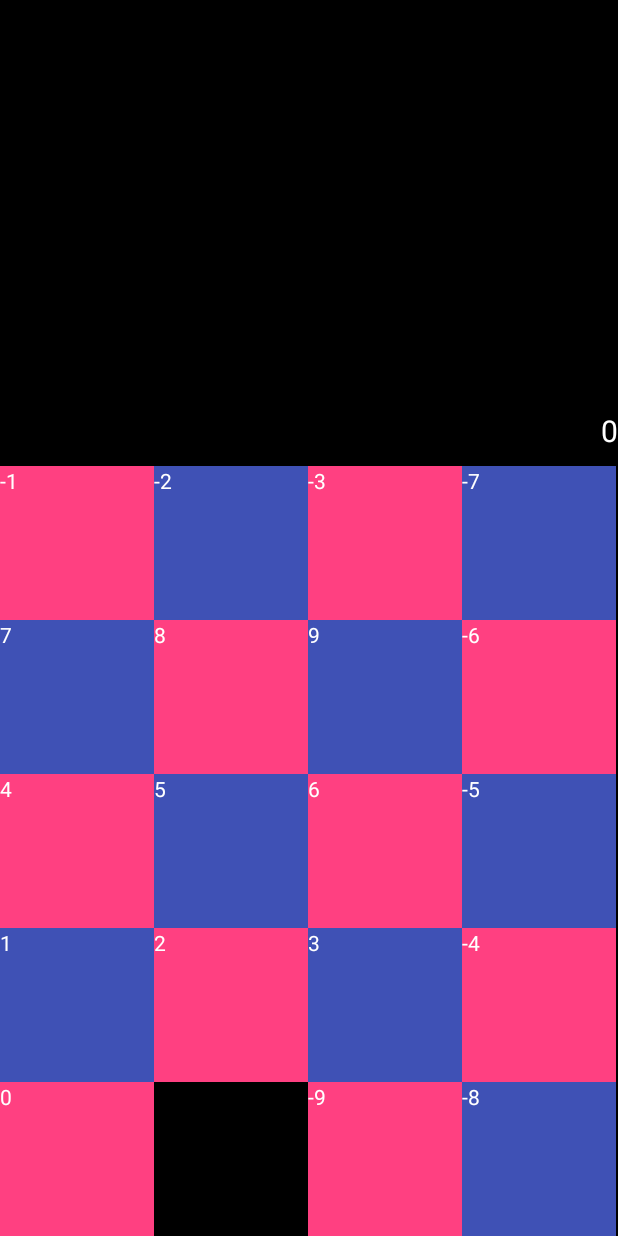
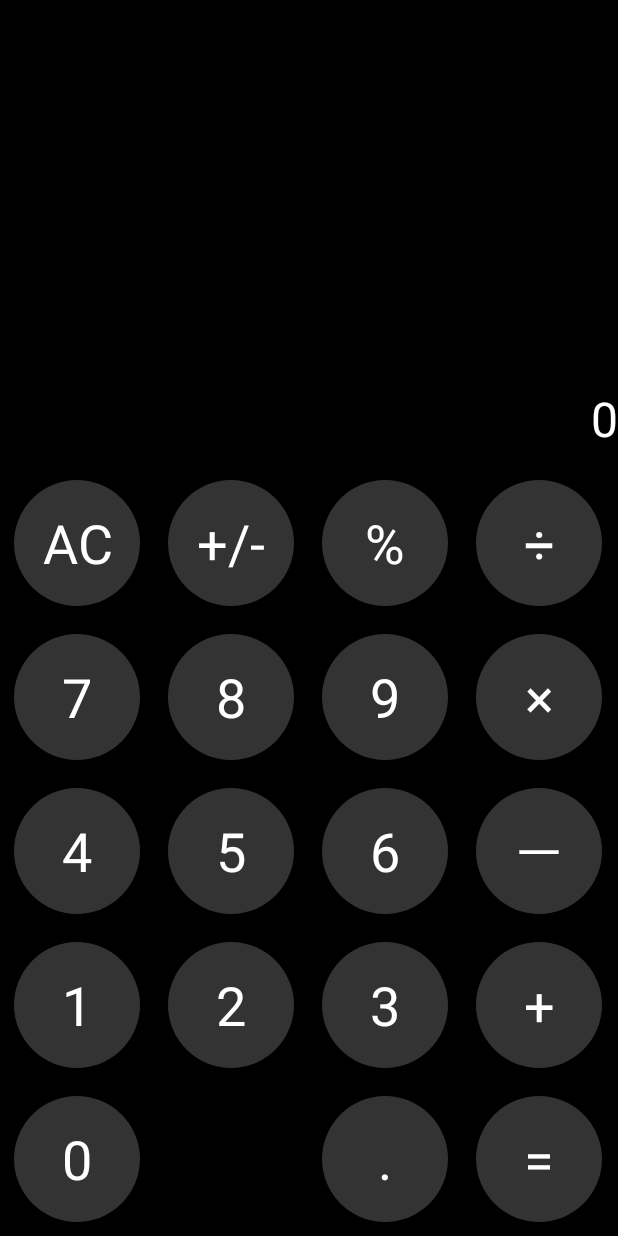
Before and after one commit to freelifer/Ads, an Android app: the screen it shows after launch (MainActivity), on a phone screen of 412 x 824 dp. Run offline under Robolectric (Android 15) with nearby library versions, the phone set to English and light mode, and no system bars.

Commit message:
add default button view

```diff
--- a/app/src/main/java/freelifer/app/CalItemType.java
+++ b/app/src/main/java/freelifer/app/CalItemType.java
@@ -30,4 +30,41 @@ public class CalItemType {
     private CalItemType(int type) {
         this.type = type;
     }
+
+    public static String toString(int type) {
+        switch (type) {
+            case CalItemType.TYPE_ONE:
+            case CalItemType.TYPE_TWO:
+            case CalItemType.TYPE_THREE:
+            case CalItemType.TYPE_FOUR:
+            case CalItemType.TYPE_FIVE:
+            case CalItemType.TYPE_SIX:
+            case CalItemType.TYPE_SEVEN:
+            case CalItemType.TYPE_EIGHT:
+            case CalItemType.TYPE_NINE:
+            case CalItemType.TYPE_ZERO:
+                return type + "";
+            case CalItemType.TYPE_AC:
+                return "AC";
+            case CalItemType.TYPE_REVERSED:
+                return "+/-";
+            case CalItemType.TYPE_PERCENTAGE:
+                return "%";
+            case CalItemType.TYPE_PLUS:
+                return "+";
+            case CalItemType.TYPE_MINUS:
+                return "－";
+            case CalItemType.TYPE_MULTIPLY:
+                return "×";
+            case CalItemType.TYPE_EXCEPT:
+                return "÷";
+            case CalItemType.TYPE_COMPUTE:
+                return "=";
+            case CalItemType.TYPE_DOT:
+                return ".";
+            default:
+                break;
+        }
+        return "";
+    }
 }
--- a/app/src/main/java/freelifer/app/Calculator.java
+++ b/app/src/main/java/freelifer/app/Calculator.java
@@ -4,6 +4,7 @@ import android.content.Context;
 import android.graphics.Point;
 import android.support.annotation.NonNull;
 import android.text.TextUtils;
+import android.view.Gravity;
 import android.view.View;
 import android.view.ViewGroup;
 import android.widget.EditText;
@@ -22,12 +23,14 @@ public class Calculator implements View.OnClickListener {
     private int screenWidth;
     private int screenHeight;
     private int space;
-    private StringBuilder currentNumBuilder;
-    private StringBuilder lastNumBuilder;
+    private StringBuilder currentNumBuilder = new StringBuilder();
     private EditText edNumber;
+    private IButton iButtons = new DefaultButton();
 
     // 计算的中间结果。
     private double resultNum = 0.0;
+
+    private boolean isFirst = true;
 
 
     private Calculator(Point screenPoint) {
@@ -63,26 +66,27 @@ public class Calculator implements View.OnClickListener {
             }
             int locationLen = calData.location.length;
             RelativeLayout view = new RelativeLayout(context);
+            view.setGravity(Gravity.CENTER);
             lp = new RelativeLayout.LayoutParams(space, space);
             int row = calData.location[0];
             int column = calData.location[1];
             lp.topMargin = space * row;
             lp.leftMargin = space * column;
             view.setLayoutParams(lp);
-            if (row % 2 == 0) {
-                if (column % 2 == 0) {
-                    view.setBackgroundColor(context.getResources().getColor(R.color.colorAccent));
-                } else {
-                    view.setBackgroundColor(context.getResources().getColor(R.color.colorPrimary));
-                }
-            } else {
-                if (column % 2 == 0) {
-                    view.setBackgroundColor(context.getResources().getColor(R.color.colorPrimary));
-                } else {
-                    view.setBackgroundColor(context.getResources().getColor(R.color.colorAccent));
-                }
-            }
-            View v = CalculatorItems.getViewByType(context, space, space, calData.type);
+//            if (row % 2 == 0) {
+//                if (column % 2 == 0) {
+//                    view.setBackgroundColor(context.getResources().getColor(R.color.colorAccent));
+//                } else {
+//                    view.setBackgroundColor(context.getResources().getColor(R.color.colorPrimary));
+//                }
+//            } else {
+//                if (column % 2 == 0) {
+//                    view.setBackgroundColor(context.getResources().getColor(R.color.colorPrimary));
+//                } else {
+//                    view.setBackgroundColor(context.getResources().getColor(R.color.colorAccent));
+//                }
+//            }
+            View v = CalculatorItems.getViewByType(context, space, space, calData.type, iButtons);
             v.setOnClickListener(this);
             view.addView(v);
             calculatorBody.addView(view);
@@ -168,22 +172,23 @@ public class Calculator implements View.OnClickListener {
                 Toast.makeText(ctx, "TYPE_PERCENTAGE", Toast.LENGTH_SHORT).show();
                 break;
             case CalItemType.TYPE_PLUS:
-                plus();
+                handleOperator(type);
                 Toast.makeText(ctx, "TYPE_PLUS", Toast.LENGTH_SHORT).show();
                 break;
             case CalItemType.TYPE_MINUS:
+                handleOperator(type);
                 Toast.makeText(ctx, "TYPE_MINUS", Toast.LENGTH_SHORT).show();
                 break;
             case CalItemType.TYPE_MULTIPLY:
+                handleOperator(type);
                 Toast.makeText(ctx, "TYPE_MULTIPLY", Toast.LENGTH_SHORT).show();
                 break;
             case CalItemType.TYPE_EXCEPT:
                 Toast.makeText(ctx, "TYPE_EXCEPT", Toast.LENGTH_SHORT).show();
                 break;
             case CalItemType.TYPE_COMPUTE:
-                computeNum();
-                double num = Double.valueOf(currentNumBuilder.toString());
-                Toast.makeText(ctx, "TYPE_COMPUTE " + num, Toast.LENGTH_SHORT).show();
+                handleOperator(type);
+                Toast.makeText(ctx, "TYPE_COMPUTE", Toast.LENGTH_SHORT).show();
                 break;
             case CalItemType.TYPE_DOT:
                 fillNumber(".");
@@ -195,22 +200,49 @@ public class Calculator implements View.OnClickListener {
     }
 
     private void fillNumber(String number) {
-        if (currentNumBuilder == null) {
-            currentNumBuilder = new StringBuilder();
-        }
         if (currentNumBuilder.length() == 0 && "0".equals(number)) {
             return;
+        }
+
+        if (".".equals(number)) {
+            if (currentNumBuilder.length() == 0) {
+                currentNumBuilder.append("0");
+            } else {
+                if (checkDot(currentNumBuilder.toString())) {
+                    return;
+                }
+            }
         }
         currentNumBuilder.append(number);
         edNumber.setText(currentNumBuilder.toString());
     }
 
-    private void plus() {
-        // save last num
-        lastNumBuilder = new StringBuilder(currentNumBuilder.toString());
-        if (currentNumBuilder != null) {
+    private void handleOperator(int type) {
+        if (isFirst) {
+            isFirst = false;
+            resultNum = getNum(currentNumBuilder);
             currentNumBuilder.setLength(0);
+            return;
         }
+        if (type == CalItemType.TYPE_PLUS) {
+            resultNum += getNum(currentNumBuilder);
+        } else if (type == CalItemType.TYPE_MINUS) {
+            resultNum -= getNum(currentNumBuilder);
+        } else if (type == CalItemType.TYPE_COMPUTE) {
+            resultNum = getNum(currentNumBuilder);
+        } else if (type == CalItemType.TYPE_MULTIPLY) {
+            resultNum *= getNum(currentNumBuilder);
+        }
+        long t1;
+        double t2;
+        t1 = (long) resultNum;
+        t2 = resultNum - t1;
+        if (t2 == 0) {
+            edNumber.setText(String.valueOf(t1));
+        } else {
+            edNumber.setText(String.valueOf(resultNum));
+        }
+        currentNumBuilder.setLength(0);
     }
 
     private void acNumber() {
@@ -218,6 +250,8 @@ public class Calculator implements View.OnClickListener {
             currentNumBuilder.setLength(0);
             edNumber.setText(R.string.cal_default_number);
         }
+        resultNum = 0.0;
+        isFirst = true;
     }
 
     private void revNumber() {
@@ -244,25 +278,21 @@ public class Calculator implements View.OnClickListener {
 
     private double getNum(StringBuilder str) {
         if (str == null || str.length() <= 0) {
-            return 0;
+            return 0.0;
         }
         String numStr = str.toString();
         if (TextUtils.isEmpty(numStr)) {
-            return 0;
+            return 0.0;
         }
         try {
             return Double.valueOf(numStr);
         } catch (NumberFormatException e) {
             // ignore
         }
-        return 0;
+        return 0.0;
     }
 
     private void computeNum() {
-        double lastNum = getNum(lastNumBuilder);
-        double currentNum = getNum(currentNumBuilder);
-        double result = lastNum + currentNum;
-        edNumber.setText(result +"");
     }
 
     private String readFile(final Context context) {
@@ -302,7 +332,7 @@ public class Calculator implements View.OnClickListener {
      *
      * @param key
      */
-    private void handleOperator(String key) {
+//    private void handleOperator(String key) {
 //        if (operator.equals("/")) {
     // 除法运算
     // 如果当前结果文本框中的值等于0
@@ -360,6 +390,6 @@ public class Calculator implements View.OnClickListener {
 //        operator = key;
 //        firstDigit = true;
 //        operateValidFlag = true;
-    }
+//    }
 
 }
--- a/app/src/main/java/freelifer/app/CalculatorItems.java
+++ b/app/src/main/java/freelifer/app/CalculatorItems.java
@@ -2,21 +2,15 @@ package freelifer.app;
 
 import android.content.Context;
 import android.view.View;
-import android.widget.RelativeLayout;
-import android.widget.TextView;
 
 /**
  * @author kzhu on 2018/2/9.
  */
 public class CalculatorItems {
 
-    public static View getViewByType(Context context, int width, int height, int type) {
-        TextView textView = new TextView(context);
+    public static View getViewByType(Context context, int width, int height, int type, IButton iButtons) {
+        View textView = iButtons.button(context, type, width, height);
         textView.setTag(type);
-        RelativeLayout.LayoutParams lp = new RelativeLayout.LayoutParams(width, height);
-        textView.setText(type + "");
-        textView.setTextColor(context.getResources().getColor(android.R.color.white));
-        textView.setLayoutParams(lp);
         return textView;
     }
 
--- a/app/src/main/java/freelifer/app/DefaultButton.java
+++ b/app/src/main/java/freelifer/app/DefaultButton.java
@@ -1,8 +1,33 @@
 package freelifer.app;
+
+import android.content.Context;
+import android.util.TypedValue;
+import android.view.Gravity;
+import android.view.View;
+import android.widget.RelativeLayout;
+import android.widget.TextView;
 
 /**
  * @author kzhu on 2018/2/9.
  */
 public class DefaultButton implements IButton {
 
+    @Override
+    public View button(Context context, int type, int width, int height) {
+        TextView textView = new TextView(context);
+        textView.setPadding(10, 10, 10, 10);
+        textView.setText(CalItemType.toString(type));
+        textView.setGravity(Gravity.CENTER);
+        textView.setTextSize(TypedValue.COMPLEX_UNIT_SP, 36);
+        textView.setBackgroundResource(R.drawable.textview_bg);
+        textView.setTextColor(context.getResources().getColor(android.R.color.white));
+        RelativeLayout.LayoutParams lp = new RelativeLayout.LayoutParams(width - 28, height - 28);
+        textView.setLayoutParams(lp);
+        return textView;
+    }
+
+    @Override
+    public void onClick(int type) {
+
+    }
 }
--- a/app/src/main/java/freelifer/app/IButton.java
+++ b/app/src/main/java/freelifer/app/IButton.java
@@ -1,8 +1,15 @@
 package freelifer.app;
+
+import android.content.Context;
+import android.view.View;
 
 /**
  * @author kzhu on 2018/2/9.
  */
 public interface IButton {
 
+    View button(Context context, int type, int width, int height);
+
+    void onClick(int type);
+
 }
--- a/app/src/main/java/freelifer/app/MainActivity.java
+++ b/app/src/main/java/freelifer/app/MainActivity.java
@@ -2,6 +2,8 @@ package freelifer.app;
 
 import android.support.v7.app.AppCompatActivity;
 import android.os.Bundle;
+import android.text.InputType;
+import android.util.TypedValue;
 import android.view.View;
 import android.widget.EditText;
 import android.widget.RelativeLayout;
@@ -26,6 +28,8 @@ public class MainActivity extends AppCompatActivity {
     private void initView() {
         rlCalculatorBody = find(R.id.rl_calculator_body);
         edNumber = find(R.id.ed_number);
+        edNumber.setInputType(InputType.TYPE_NULL);
+        edNumber.setTextSize(TypedValue.COMPLEX_UNIT_SP, 32);
     }
 
     @SuppressWarnings("unchecked")
--- /dev/null
+++ b/app/src/main/res/drawable/textview_bg.xml
@@ -0,0 +1,15 @@
+<?xml version="1.0" encoding="utf-8"?>
+<selector xmlns:android="http://schemas.android.com/apk/res/android">
+    <item android:state_pressed="false">
+        <shape xmlns:android="http://schemas.android.com/apk/res/android">
+            <solid android:color="#333" />
+            <corners android:radius="100dp" />
+        </shape>
+    </item>
+    <item android:state_pressed="true">
+        <shape xmlns:android="http://schemas.android.com/apk/res/android">
+            <solid android:color="#999" />
+            <corners android:radius="100dp" />
+        </shape>
+    </item>
+</selector>
--- a/app/src/main/res/layout/activity_main.xml
+++ b/app/src/main/res/layout/activity_main.xml
@@ -18,7 +18,6 @@
         android:layout_above="@+id/rl_calculator_body"
         android:background="@null"
         android:cursorVisible="false"
-        android:inputType="numberDecimal"
         android:textSize="20sp"
         android:paddingTop="10dp"
         android:paddingBottom="10dp"
```
Lines whose indentation alone changed are shown as unchanged.
